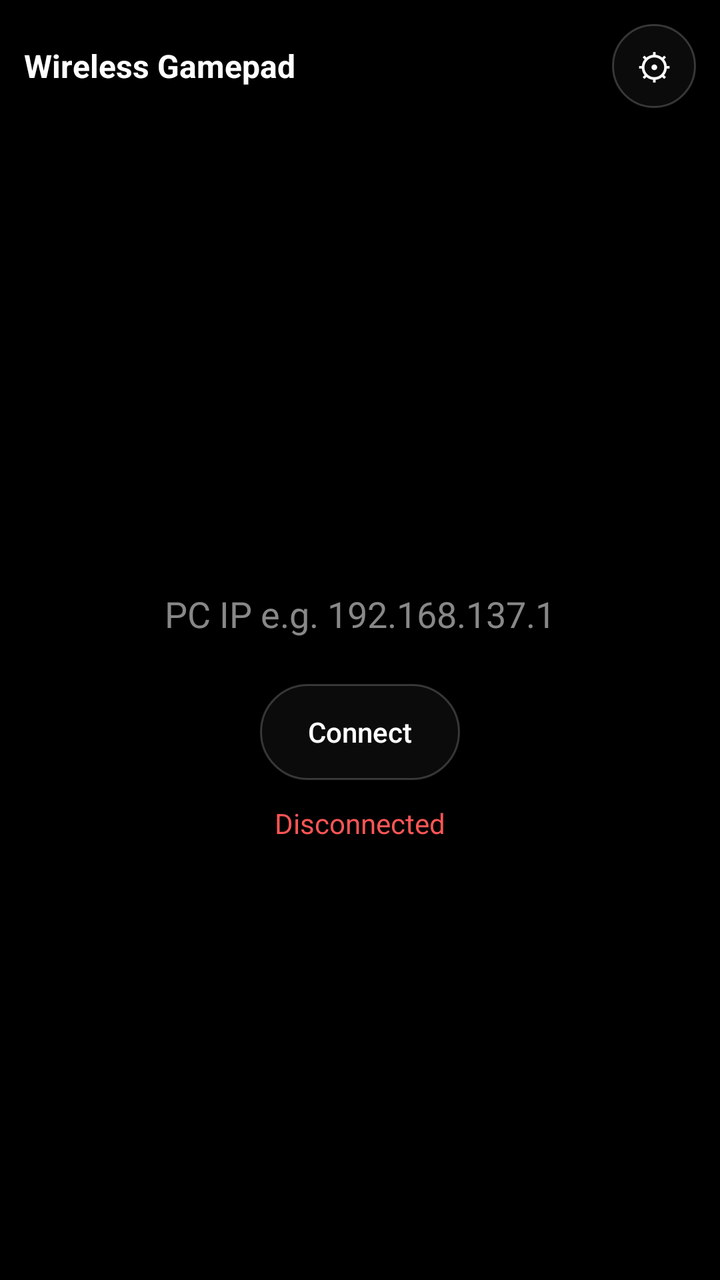
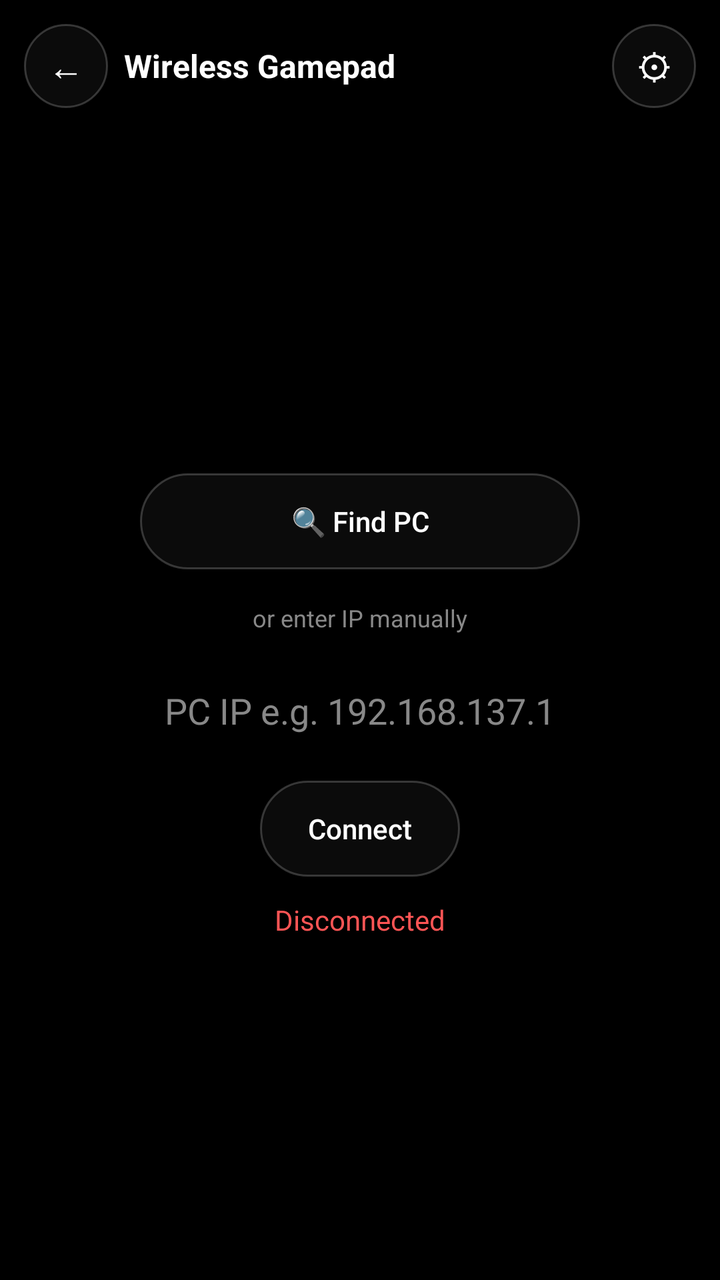

Two renders of the same Android screen: before a commit and after it. Below are the layout's source before the change and the commit's diff.
<!-- AndroidManifest.xml: application theme Theme.Gamepad -->
<!-- res/layout/activity_main.xml -->
<?xml version="1.0" encoding="utf-8"?>
<FrameLayout xmlns:android="http://schemas.android.com/apk/res/android"
    android:layout_width="match_parent"
    android:layout_height="match_parent"
    android:background="#000000"
    android:keepScreenOn="true">

    
    <FrameLayout
        android:id="@+id/gamepadRoot"
        android:layout_width="match_parent"
        android:layout_height="match_parent"
        android:visibility="invisible">

        
        <com.tombstone.wirelessgamepad.JoystickView
            android:id="@+id/leftStick"
            android:layout_width="160dp"
            android:layout_height="160dp" />

        
        <com.tombstone.wirelessgamepad.JoystickView
            android:id="@+id/rightStick"
            android:layout_width="160dp"
            android:layout_height="160dp" />

        
        <com.tombstone.wirelessgamepad.TriggerSliderView
            android:id="@+id/ltSlider"
            android:layout_width="72dp"
            android:layout_height="56dp" />

        
        <com.tombstone.wirelessgamepad.TriggerSliderView
            android:id="@+id/rtSlider"
            android:layout_width="72dp"
            android:layout_height="56dp" />

        
        <androidx.appcompat.widget.AppCompatButton
            android:id="@+id/lbBtn"
            android:layout_width="88dp"
            android:layout_height="40dp"
            android:background="@drawable/shoulder_button_bg"
            android:letterSpacing="0.05"
            android:text="LB"
            android:textAllCaps="false"
            android:textColor="#CCCCCC"
            android:textSize="13sp"
            android:textStyle="bold" />

        
        <androidx.appcompat.widget.AppCompatButton
            android:id="@+id/rbBtn"
            android:layout_width="88dp"
            android:layout_height="40dp"
            android:background="@drawable/shoulder_button_bg"
            android:letterSpacing="0.05"
            android:text="RB"
            android:textAllCaps="false"
            android:textColor="#CCCCCC"
            android:textSize="13sp"
            android:textStyle="bold" />

        
        <androidx.appcompat.widget.AppCompatButton
            android:id="@+id/l3Btn"
            android:layout_width="48dp"
            android:layout_height="48dp"
            android:background="@drawable/circle_button_bg"
            android:text="🏃"
            android:textSize="18sp" />

        
        <androidx.appcompat.widget.AppCompatButton
            android:id="@+id/r3Btn"
            android:layout_width="48dp"
            android:layout_height="48dp"
            android:background="@drawable/circle_button_bg"
            android:text="🎯"
            android:textSize="18sp" />

        
        <androidx.appcompat.widget.AppCompatButton
            android:id="@+id/backBtn"
            android:layout_width="64dp"
            android:layout_height="32dp"
            android:background="@drawable/pill_button_bg"
            android:letterSpacing="0.05"
            android:text="SELECT"
            android:textAllCaps="false"
            android:textColor="#AAAAAA"
            android:textSize="9sp" />

        
        <androidx.appcompat.widget.AppCompatButton
            android:id="@+id/homeBtn"
            android:layout_width="44dp"
            android:layout_height="44dp"
            android:background="@drawable/circle_button_bg"
            android:text="⌂"
            android:textColor="#FFFFFF"
            android:textSize="18sp" />

        
        <androidx.appcompat.widget.AppCompatButton
            android:id="@+id/startBtn"
            android:layout_width="64dp"
            android:layout_height="32dp"
            android:background="@drawable/pill_button_bg"
            android:letterSpacing="0.05"
            android:text="START"
            android:textAllCaps="false"
            android:textColor="#AAAAAA"
            android:textSize="9sp" />

        
        <RelativeLayout
            android:id="@+id/dpad"
            android:layout_width="156dp"
            android:layout_height="156dp">

            <androidx.appcompat.widget.AppCompatButton
                android:id="@+id/dUp"
                android:layout_width="48dp"
                android:layout_height="48dp"
                android:layout_alignParentTop="true"
                android:layout_centerHorizontal="true"
                android:background="@drawable/pill_button_bg"
                android:text="▲"
                android:textColor="#CCCCCC"
                android:textSize="16sp" />

            <androidx.appcompat.widget.AppCompatButton
                android:id="@+id/dDown"
                android:layout_width="48dp"
                android:layout_height="48dp"
                android:layout_alignParentBottom="true"
                android:layout_centerHorizontal="true"
                android:background="@drawable/pill_button_bg"
                android:text="▼"
                android:textColor="#CCCCCC"
                android:textSize="16sp" />

            <androidx.appcompat.widget.AppCompatButton
                android:id="@+id/dLeft"
                android:layout_width="48dp"
                android:layout_height="48dp"
                android:layout_alignParentStart="true"
                android:layout_centerVertical="true"
                android:background="@drawable/pill_button_bg"
                android:text="◀"
                android:textColor="#CCCCCC"
                android:textSize="16sp" />

            <androidx.appcompat.widget.AppCompatButton
                android:id="@+id/dRight"
                android:layout_width="48dp"
                android:layout_height="48dp"
                android:layout_alignParentEnd="true"
                android:layout_centerVertical="true"
                android:background="@drawable/pill_button_bg"
                android:text="▶"
                android:textColor="#CCCCCC"
                android:textSize="16sp" />
        </RelativeLayout>

        
        <RelativeLayout
            android:id="@+id/abxy"
            android:layout_width="156dp"
            android:layout_height="156dp">

            
            <androidx.appcompat.widget.AppCompatButton
                android:id="@+id/btnY"
                android:layout_width="52dp"
                android:layout_height="52dp"
                android:layout_alignParentTop="true"
                android:layout_centerHorizontal="true"
                android:background="@drawable/btn_y_bg"
                android:text="Y"
                android:textColor="#FFC107"
                android:textSize="15sp"
                android:textStyle="bold" />

            
            <androidx.appcompat.widget.AppCompatButton
                android:id="@+id/btnA"
                android:layout_width="52dp"
                android:layout_height="52dp"
                android:layout_alignParentBottom="true"
                android:layout_centerHorizontal="true"
                android:background="@drawable/btn_a_bg"
                android:text="A"
                android:textColor="#4CAF50"
                android:textSize="15sp"
                android:textStyle="bold" />

            
            <androidx.appcompat.widget.AppCompatButton
                android:id="@+id/btnX"
                android:layout_width="52dp"
                android:layout_height="52dp"
                android:layout_alignParentStart="true"
                android:layout_centerVertical="true"
                android:background="@drawable/btn_x_bg"
                android:text="X"
                android:textColor="#2196F3"
                android:textSize="15sp"
                android:textStyle="bold" />

            
            <androidx.appcompat.widget.AppCompatButton
                android:id="@+id/btnB"
                android:layout_width="52dp"
                android:layout_height="52dp"
                android:layout_alignParentEnd="true"
                android:layout_centerVertical="true"
                android:background="@drawable/btn_b_bg"
                android:text="B"
                android:textColor="#F44336"
                android:textSize="15sp"
                android:textStyle="bold" />
        </RelativeLayout>

    </FrameLayout>

    
    <LinearLayout
        android:id="@+id/connectScreen"
        android:layout_width="match_parent"
        android:layout_height="match_parent"
        android:background="#000000"
        android:orientation="vertical">

        
        <LinearLayout
            android:layout_width="match_parent"
            android:layout_height="wrap_content"
            android:gravity="center_vertical"
            android:orientation="horizontal"
            android:padding="12dp">

            <TextView
                android:layout_width="0dp"
                android:layout_height="wrap_content"
                android:layout_weight="1"
                android:text="Wireless Gamepad"
                android:textColor="#FFFFFF"
                android:textSize="16sp"
                android:textStyle="bold" />

            <androidx.appcompat.widget.AppCompatButton
                android:id="@+id/settingsBtn"
                android:layout_width="42dp"
                android:layout_height="42dp"
                android:background="@drawable/circle_button_bg"
                android:text="⚙"
                android:textColor="#FFFFFF"
                android:textSize="18sp" />
        </LinearLayout>

        
        <LinearLayout
            android:layout_width="match_parent"
            android:layout_height="0dp"
            android:layout_weight="1"
            android:gravity="center"
            android:orientation="vertical"
            android:padding="24dp">

            <EditText
                android:id="@+id/ipInput"
                android:layout_width="260dp"
                android:layout_height="wrap_content"
                android:gravity="center"
                android:hint="PC IP e.g. 192.168.137.1"
                android:imeOptions="actionDone"
                android:inputType="text"
                android:maxLines="1"
                android:textColor="#FFFFFF"
                android:textColorHint="#888888" />

            <androidx.appcompat.widget.AppCompatButton
                android:id="@+id/connectBtn"
                android:layout_width="wrap_content"
                android:layout_height="wrap_content"
                android:layout_marginTop="16dp"
                android:background="@drawable/pill_button_bg"
                android:paddingStart="24dp"
                android:paddingEnd="24dp"
                android:text="Connect"
                android:textAllCaps="false"
                android:textColor="#FFFFFF" />

            <TextView
                android:id="@+id/statusText"
                android:layout_width="wrap_content"
                android:layout_height="wrap_content"
                android:layout_marginTop="12dp"
                android:text="Disconnected"
                android:textColor="#FF5555" />
        </LinearLayout>
    </LinearLayout>

</FrameLayout>
<!-- resources referenced by this layout -->
<resources>
  <!-- drawable btn_a_bg (drawable) -->
  <?xml version="1.0" encoding="utf-8"?>
  <shape xmlns:android="http://schemas.android.com/apk/res/android"
      android:shape="oval">
      <solid android:color="#661E3B1E" />
      <stroke
          android:width="2dp"
          android:color="#554CAF50" />
  </shape>
  <!-- drawable btn_b_bg (drawable) -->
  <?xml version="1.0" encoding="utf-8"?>
  <shape xmlns:android="http://schemas.android.com/apk/res/android"
      android:shape="oval">
      <solid android:color="#663B1E1E" />
      <stroke
          android:width="2dp"
          android:color="#55F44336" />
  </shape>
  <!-- drawable btn_x_bg (drawable) -->
  <?xml version="1.0" encoding="utf-8"?>
  <shape xmlns:android="http://schemas.android.com/apk/res/android"
      android:shape="oval">
      <solid android:color="#661E2A3B" />
      <stroke
          android:width="2dp"
          android:color="#552196F3" />
  </shape>
  <!-- drawable btn_y_bg (drawable) -->
  <?xml version="1.0" encoding="utf-8"?>
  <shape xmlns:android="http://schemas.android.com/apk/res/android"
      android:shape="oval">
      <solid android:color="#663B350E" />
      <stroke
          android:width="2dp"
          android:color="#55FFC107" />
  </shape>
  <!-- drawable circle_button_bg (drawable) -->
  <?xml version="1.0" encoding="utf-8"?>
  <shape xmlns:android="http://schemas.android.com/res/android" android:shape="oval">
      <solid android:color="#402F2F2F" />
      <stroke android:width="1dp" android:color="#33FFFFFF" />
  </shape>
  <!-- drawable pill_button_bg (drawable) -->
  <?xml version="1.0" encoding="utf-8"?>
  <shape xmlns:android="http://schemas.android.com/res/android" android:shape="rectangle">
      <solid android:color="#402F2F2F" />
      <corners android:radius="28dp" />
      <stroke android:width="1dp" android:color="#33FFFFFF" />
  </shape>
  <!-- drawable shoulder_button_bg (drawable) -->
  <?xml version="1.0" encoding="utf-8"?>
  <shape xmlns:android="http://schemas.android.com/apk/res/android"
      android:shape="rectangle">
      <solid android:color="#55252525" />
      <corners android:radius="14dp" />
      <stroke
          android:width="1.5dp"
          android:color="#44FFFFFF" />
  </shape>
  <style name="Theme.Gamepad" parent="Base.Theme.Gamepad" />
  <style name="Base.Theme.Gamepad" parent="Theme.AppCompat.DayNight.NoActionBar" />
</resources>

<!-- the commit's change to res/layout/activity_main.xml (unified diff, before → after) -->
@@ -228,6 +228,55 @@
 
     
     <LinearLayout
+        android:id="@+id/homeScreen"
+        android:layout_width="match_parent"
+        android:layout_height="match_parent"
+        android:background="#000000"
+        android:orientation="vertical"
+        android:gravity="center"
+        android:padding="24dp">
+
+        <TextView
+            android:layout_width="wrap_content"
+            android:layout_height="wrap_content"
+            android:layout_marginBottom="32dp"
+            android:text="VGamepad"
+            android:textColor="#FFFFFF"
+            android:textSize="26sp"
+            android:textStyle="bold" />
+
+        <androidx.appcompat.widget.AppCompatButton
+            android:id="@+id/homeConnectBtn"
+            android:layout_width="220dp"
+            android:layout_height="52dp"
+            android:layout_marginBottom="14dp"
+            android:background="@drawable/pill_button_bg"
+            android:text="Connect"
+            android:textAllCaps="false"
+            android:textColor="#FFFFFF" />
+
+        <androidx.appcompat.widget.AppCompatButton
+            android:id="@+id/homeGamepadBtn"
+            android:layout_width="220dp"
+            android:layout_height="52dp"
+            android:layout_marginBottom="14dp"
+            android:background="@drawable/pill_button_bg"
+            android:text="Gamepad"
+            android:textAllCaps="false"
+            android:textColor="#FFFFFF" />
+
+        <androidx.appcompat.widget.AppCompatButton
+            android:id="@+id/homeSettingsBtn"
+            android:layout_width="220dp"
+            android:layout_height="52dp"
+            android:background="@drawable/pill_button_bg"
+            android:text="Settings"
+            android:textAllCaps="false"
+            android:textColor="#FFFFFF" />
+    </LinearLayout>
+
+    
+    <LinearLayout
         android:id="@+id/connectScreen"
         android:layout_width="match_parent"
         android:layout_height="match_parent"
@@ -241,6 +290,16 @@
             android:gravity="center_vertical"
             android:orientation="horizontal"
             android:padding="12dp">
+
+            <androidx.appcompat.widget.AppCompatButton
+                android:id="@+id/connectHomeBtn"
+                android:layout_width="42dp"
+                android:layout_height="42dp"
+                android:layout_marginEnd="8dp"
+                android:background="@drawable/circle_button_bg"
+                android:text="←"
+                android:textColor="#FFFFFF"
+                android:textSize="18sp" />
 
             <TextView
                 android:layout_width="0dp"
@@ -270,6 +329,25 @@
             android:orientation="vertical"
             android:padding="24dp">
 
+            <androidx.appcompat.widget.AppCompatButton
+                android:id="@+id/findPcBtn"
+                android:layout_width="220dp"
+                android:layout_height="48dp"
+                android:layout_marginBottom="16dp"
+                android:background="@drawable/pill_button_bg"
+                android:text="🔍 Find PC"
+                android:textAllCaps="false"
+                android:textColor="#FFFFFF" />
+
+            <TextView
+                android:id="@+id/orDivider"
+                android:layout_width="wrap_content"
+                android:layout_height="wrap_content"
+                android:layout_marginBottom="16dp"
+                android:text="or enter IP manually"
+                android:textColor="#888888"
+                android:textSize="12sp" />
+
             <EditText
                 android:id="@+id/ipInput"
                 android:layout_width="260dp"
